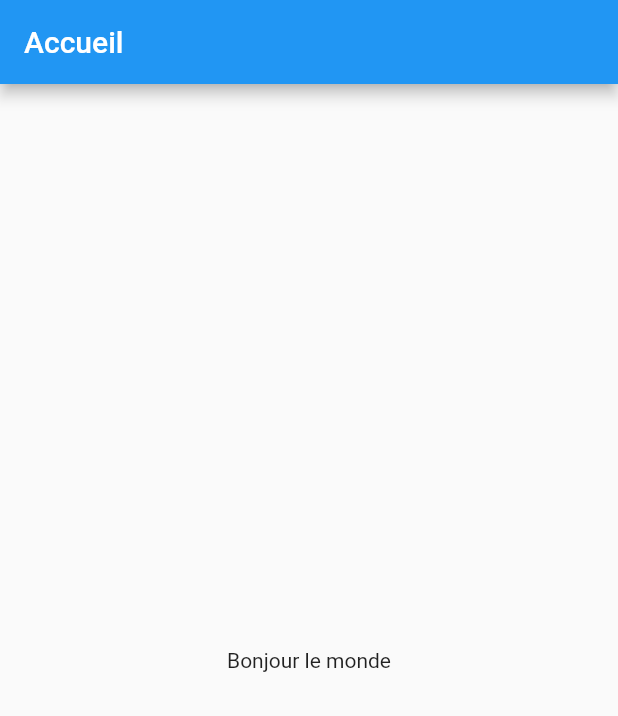
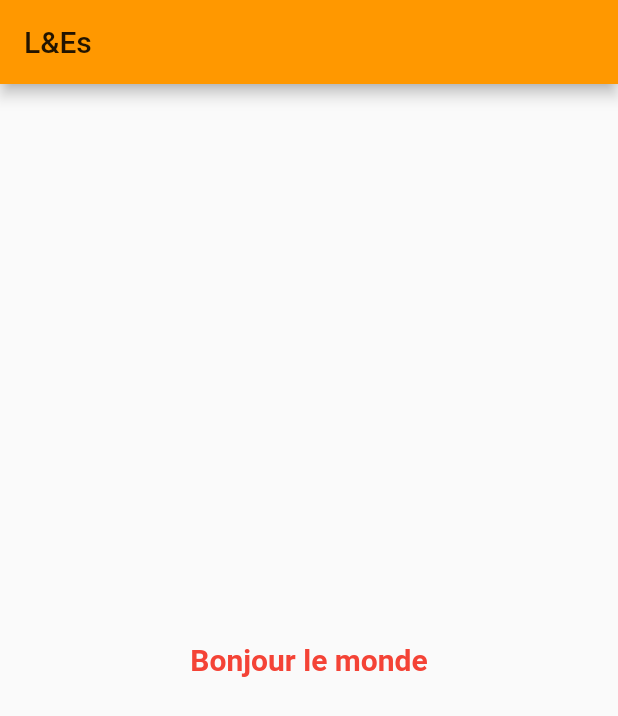
Before and after one commit to mokbir/flutter, a Flutter app: the screen it shows after launch, on a phone screen of 412 x 824 dp. Shown: the top 716 px of the screen. Run offline on Flutter 3.47's test engine with Material 2 defaults, Android fonts, the phone set to English and light mode, and no system bars.

Commit message:
format text

```diff
--- a/lib/main.dart
+++ b/lib/main.dart
@@ -9,9 +9,9 @@ class MyApp extends StatelessWidget {
     return MaterialApp(
       title: 'Bonjour le monde',
       theme: ThemeData(
-        primarySwatch: Colors.blue,
+        primarySwatch: Colors.orange,
       ),
-      home: MyHomePage(title: 'Accueil'),
+      home: MyHomePage(title: 'L&Es'),
     );
   }
 }
@@ -31,6 +31,12 @@ class MyHomePage extends StatelessWidget {
         child:
         Text(
           'Bonjour le monde',
+          textAlign: TextAlign.left,
+          style: TextStyle(
+            fontSize: 20,
+            color: Colors.red,
+            fontWeight: FontWeight.bold,
+          )
         ),
       ),
     );
```
